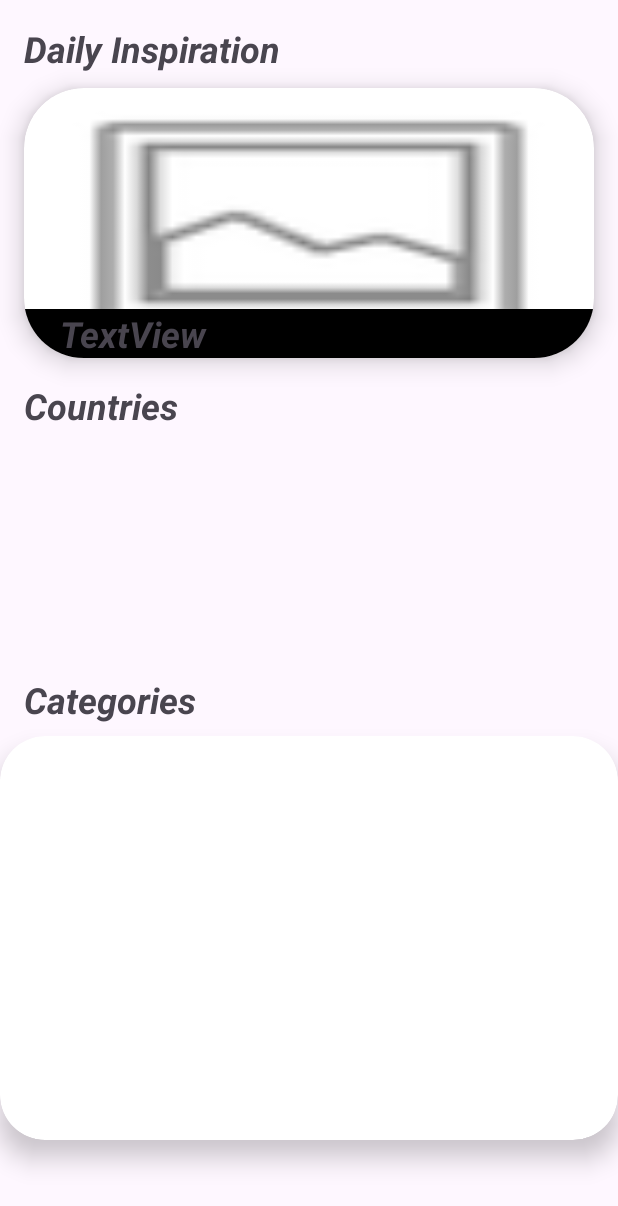
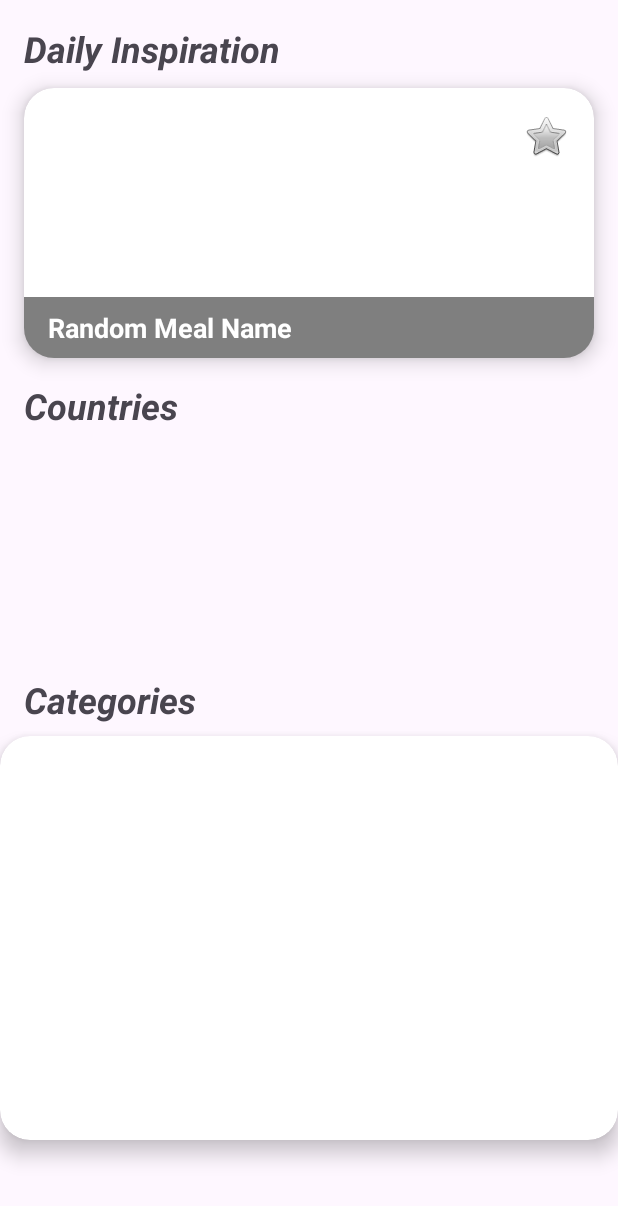
Before and after one commit to AhmedUFekry/MEALANNER, an Android app: the layout fragment_home.xml on its own in the app's theme, with its tools: preview values and no code run, on a phone screen of 412 x 824 dp. Shown: the top 1206 px of the screen. Run offline under Robolectric (Android 15) with nearby library versions, the phone set to English and light mode, and no system bars.

Commit message:
adding and removing random meal to and from favourits with the current loggedin user id)

```diff
--- a/app/src/main/java/com/example/mealanner/DataLayer/Model/DataModels/Meal.java
+++ b/app/src/main/java/com/example/mealanner/DataLayer/Model/DataModels/Meal.java
@@ -14,6 +14,9 @@ public class Meal {
 	@ColumnInfo(name = "days")
 	@Expose
 	public String days;
+	@ColumnInfo(name = "userID")
+	@Expose
+	public String userID;
 	//@ColumnInfo(name = "strImageSource")
 	@Ignore
 	private Object strImageSource;
--- a/app/src/main/java/com/example/mealanner/UILayer/AppMainActivity/HomeFragment/Presenter/HomePresenter.java
+++ b/app/src/main/java/com/example/mealanner/UILayer/AppMainActivity/HomeFragment/Presenter/HomePresenter.java
@@ -2,16 +2,21 @@ package com.example.mealanner.UILayer.AppMainActivity.HomeFragment.Presenter;
 
 import com.example.mealanner.DataLayer.Model.DataModels.Categories;
 import com.example.mealanner.DataLayer.Model.DataModels.Countries;
+import com.example.mealanner.DataLayer.Model.DataModels.Meal;
 import com.example.mealanner.DataLayer.Model.DataModels.Meals;
 import com.example.mealanner.DataLayer.Model.Services.Remote.NetworkCallBack;
 import com.example.mealanner.DataLayer.Model.Services.Remote.Repository;
 import com.example.mealanner.DataLayer.Model.Services.Remote.RepositoryImpl;
 import com.example.mealanner.UILayer.AppMainActivity.HomeFragment.View.HomeView;
+import com.google.firebase.auth.FirebaseAuth;
+import com.google.firebase.auth.FirebaseUser;
 
 public class HomePresenter implements NetworkCallBack {
 
     Repository repository;
     HomeView _view;
+    FirebaseAuth auth = FirebaseAuth.getInstance();
+    FirebaseUser user = auth.getCurrentUser();
 
 
     public HomePresenter(Repository repository, HomeView _view) {
@@ -22,6 +27,13 @@ public class HomePresenter implements NetworkCallBack {
     public void getRandomMeal(){ repository.getDataFromAPI(HomePresenter.this, RepositoryImpl.RANDOMMEAL);}
     public void getCountries(){ repository.getDataFromAPI(HomePresenter.this, RepositoryImpl.COUNTRIES);}
     public void getCategories(){ repository.getDataFromAPI(HomePresenter.this, RepositoryImpl.CATEGORIES);}
+    public void saveToLocal(Meal meal){
+        meal.userID = user.getUid();
+        repository.insertMeal(meal);}
+    public void deleteFromLocal(Meal meal){ repository.deleteMeal(meal);}
+
+
+
 
     @Override
     public void onSuccess(Object result) {
--- a/app/src/main/java/com/example/mealanner/UILayer/AppMainActivity/HomeFragment/View/HomeFragment.java
+++ b/app/src/main/java/com/example/mealanner/UILayer/AppMainActivity/HomeFragment/View/HomeFragment.java
@@ -5,6 +5,7 @@ import android.util.Log;
 import android.view.LayoutInflater;
 import android.view.View;
 import android.view.ViewGroup;
+import android.widget.ImageButton;
 import android.widget.ImageView;
 import android.widget.TextView;
 
@@ -37,6 +38,8 @@ public class HomeFragment extends Fragment implements NetworkCallBack,HomeView {
     Repository repository;
     RecyclerView countriesRC;
     RecyclerView categoriesRC;
+    ImageButton addToFavBtn;
+    boolean isSaved;
 
 
     public HomeFragment() {
@@ -64,13 +67,17 @@ public class HomeFragment extends Fragment implements NetworkCallBack,HomeView {
         randomMealTextView = view.findViewById(R.id.randomMealName);
         countriesRC = view.findViewById(R.id.coutriesRecyclerView);
         categoriesRC = view.findViewById(R.id.categoriesRecyclerView);
+        addToFavBtn = view.findViewById(R.id.addToFavimageButton);
         repository = RepositoryImpl.getInstance(RemoteDataSourceImpl.getInstance(Void.class), LocalDataSourceImpl.getInstance(getContext().getApplicationContext()));
         homePresenter = new HomePresenter(repository , HomeFragment.this);
         homePresenter.getRandomMeal();
         homePresenter.getCountries();
         homePresenter.getCategories();
+        isSaved = false;
+
 
     }
+
 
     @Override
     public void onSuccess(Object result) {
@@ -87,7 +94,22 @@ public class HomeFragment extends Fragment implements NetworkCallBack,HomeView {
         Log.i("TAG", "showRandomMeal: " + result.getMeals().get(0).getStrMeal().toString());
         randomMealTextView.setText(result.getMeals().get(0).getStrMeal().toString());
         Glide.with(HomeFragment.this).load(result.getMeals().get(0).getStrMealThumb()).apply(new RequestOptions().override(400,200).placeholder(R.drawable.ic_launcher_foreground).error(R.drawable.ic_launcher_foreground)).into(randomMealImageView);
-
+        addToFavBtn.setOnClickListener(new View.OnClickListener() {
+            @Override
+            public void onClick(View v) {
+                if (isSaved == false) {
+                    homePresenter.saveToLocal(result.getMeals().get(0));
+                    addToFavBtn.setImageResource(android.R.drawable.btn_star_big_on);
+                    Log.i("TAG", "onSuccess: " + result.getMeals().get(0).getStrMeal());
+                    isSaved = true;
+                }else {
+                    isSaved = false;
+                    addToFavBtn.setImageResource(android.R.drawable.btn_star_big_off);
+                    homePresenter.deleteFromLocal(result.getMeals().get(0));
+                    Log.i("TAG", "onSuccess: " + result.getMeals().get(0).getStrMeal());
+                }
+            }
+        });
     }
 
     @Override
--- a/app/src/main/java/com/example/mealanner/UILayer/AppMainActivity/HomeFragment/View/HomeView.java
+++ b/app/src/main/java/com/example/mealanner/UILayer/AppMainActivity/HomeFragment/View/HomeView.java
@@ -10,4 +10,5 @@ public interface HomeView {
     void showCountries(Countries result);
     void showCategories(Categories result);
 
+
 }
--- a/app/src/main/res/layout/fragment_home.xml
+++ b/app/src/main/res/layout/fragment_home.xml
@@ -1,11 +1,13 @@
-<?xml version="1.0" encoding="utf-8"?>
-<androidx.constraintlayout.widget.ConstraintLayout xmlns:android="http://schemas.android.com/apk/res/android"
+<!-- Example layout for HomeFragment -->
+<androidx.constraintlayout.widget.ConstraintLayout
+    xmlns:android="http://schemas.android.com/apk/res/android"
     xmlns:app="http://schemas.android.com/apk/res-auto"
     xmlns:tools="http://schemas.android.com/tools"
     android:layout_width="match_parent"
     android:layout_height="match_parent"
     tools:context=".UILayer.AppMainActivity.HomeFragment.View.HomeFragment">
 
+    <!-- Daily Inspiration Header -->
     <TextView
         android:id="@+id/textView5"
         android:layout_width="wrap_content"
@@ -16,9 +18,9 @@
         android:textSize="24sp"
         android:textStyle="bold|italic"
         app:layout_constraintStart_toStartOf="parent"
-        app:layout_constraintTop_toTopOf="parent"
-        tools:ignore="MissingConstraints" />
+        app:layout_constraintTop_toTopOf="parent" />
 
+    <!-- Random Meal CardView -->
     <androidx.cardview.widget.CardView
         android:id="@+id/randomMealCardView"
         android:layout_width="0dp"
@@ -26,41 +28,49 @@
         android:layout_marginStart="16dp"
         android:layout_marginTop="10dp"
         android:layout_marginEnd="16dp"
-        app:cardCornerRadius="40dp"
-        app:cardElevation="10dp"
-        app:circularflow_defaultRadius="40dp"
-        app:circularflow_radiusInDP="40dp"
+        app:cardCornerRadius="20dp"
+        app:cardElevation="8dp"
         app:layout_constraintEnd_toEndOf="parent"
         app:layout_constraintStart_toStartOf="parent"
-        app:layout_constraintTop_toBottomOf="@+id/textView5"
-        tools:ignore="MissingConstraints">
+        app:layout_constraintTop_toBottomOf="@+id/textView5">
 
+        <!-- Random Meal Image -->
         <ImageView
             android:id="@+id/randomMealimageView"
             android:layout_width="match_parent"
-            android:layout_height="180dp"
+            android:layout_height="match_parent"
             android:scaleType="fitXY"
-            app:srcCompat="@android:drawable/ic_menu_gallery" />
+             />
 
+        <!-- Random Meal Name -->
         <TextView
             android:id="@+id/randomMealName"
             android:layout_width="match_parent"
             android:layout_height="wrap_content"
             android:layout_gravity="bottom|center|start"
-            android:background="#000"
-            android:paddingStart="24dp"
-            android:text="TextView"
-            android:textSize="24sp"
-            android:textStyle="bold|italic" />
+            android:background="#80000000"
+            android:paddingStart="16dp"
+            android:paddingEnd="16dp"
+            android:paddingTop="8dp"
+            android:paddingBottom="8dp"
+            android:text="Random Meal Name"
+            android:textColor="#FFFFFF"
+            android:textSize="18sp"
+            android:textStyle="bold" />
 
+        <ImageButton
+            android:id="@+id/addToFavimageButton"
+            android:layout_width="wrap_content"
+            android:layout_height="wrap_content"
+            android:layout_gravity="end"
+            android:layout_marginTop="16dp"
+            android:layout_marginEnd="16dp"
+            android:background="#00FFFFFF"
+            android:src="@android:drawable/btn_star_big_off" />
 
     </androidx.cardview.widget.CardView>
 
-    <androidx.constraintlayout.widget.Barrier
-        android:layout_width="wrap_content"
-        android:layout_height="wrap_content"
-        app:barrierDirection="top" />
-
+    <!-- Countries Header -->
     <TextView
         android:id="@+id/textView8"
         android:layout_width="wrap_content"
@@ -72,6 +82,7 @@
         app:layout_constraintStart_toStartOf="@+id/textView5"
         app:layout_constraintTop_toBottomOf="@+id/randomMealCardView" />
 
+    <!-- Countries RecyclerView -->
     <androidx.recyclerview.widget.RecyclerView
         android:id="@+id/coutriesRecyclerView"
         android:layout_width="0dp"
@@ -82,6 +93,7 @@
         app:layout_constraintStart_toStartOf="@+id/randomMealCardView"
         app:layout_constraintTop_toBottomOf="@+id/textView8" />
 
+    <!-- Categories Header -->
     <TextView
         android:id="@+id/textView11"
         android:layout_width="wrap_content"
@@ -93,32 +105,25 @@
         app:layout_constraintStart_toStartOf="@+id/coutriesRecyclerView"
         app:layout_constraintTop_toBottomOf="@+id/coutriesRecyclerView" />
 
-    <androidx.constraintlayout.widget.Barrier
-        android:layout_width="wrap_content"
-        android:layout_height="wrap_content"
-        app:barrierDirection="top" />
-
+    <!-- Categories RecyclerView CardView -->
     <androidx.cardview.widget.CardView
-        android:layout_width="match_parent"
+        android:layout_width="0dp"
         android:layout_height="0dp"
         android:layout_marginTop="8dp"
         android:layout_marginBottom="64dp"
-        app:cardCornerRadius="30dp"
-        app:cardElevation="10dp"
-        app:circularflow_defaultRadius="40dp"
-        app:circularflow_radiusInDP="40dp"
+        app:cardCornerRadius="20dp"
+        app:cardElevation="8dp"
         app:layout_constraintBottom_toBottomOf="parent"
-        app:layout_constraintCircleRadius="40dp"
         app:layout_constraintEnd_toEndOf="parent"
         app:layout_constraintStart_toStartOf="parent"
         app:layout_constraintTop_toBottomOf="@+id/textView11">
 
+        <!-- Categories RecyclerView -->
         <androidx.recyclerview.widget.RecyclerView
             android:id="@+id/categoriesRecyclerView"
             android:layout_width="match_parent"
-            android:layout_height="match_parent">
+            android:layout_height="match_parent" />
 
-        </androidx.recyclerview.widget.RecyclerView>
     </androidx.cardview.widget.CardView>
 
 </androidx.constraintlayout.widget.ConstraintLayout>
```
